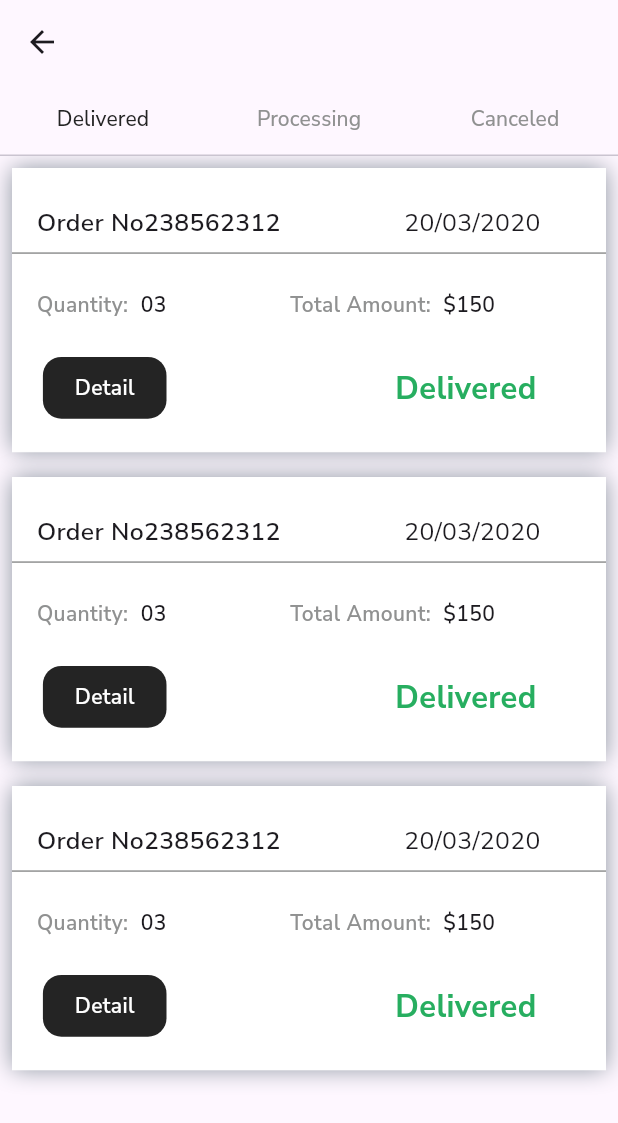
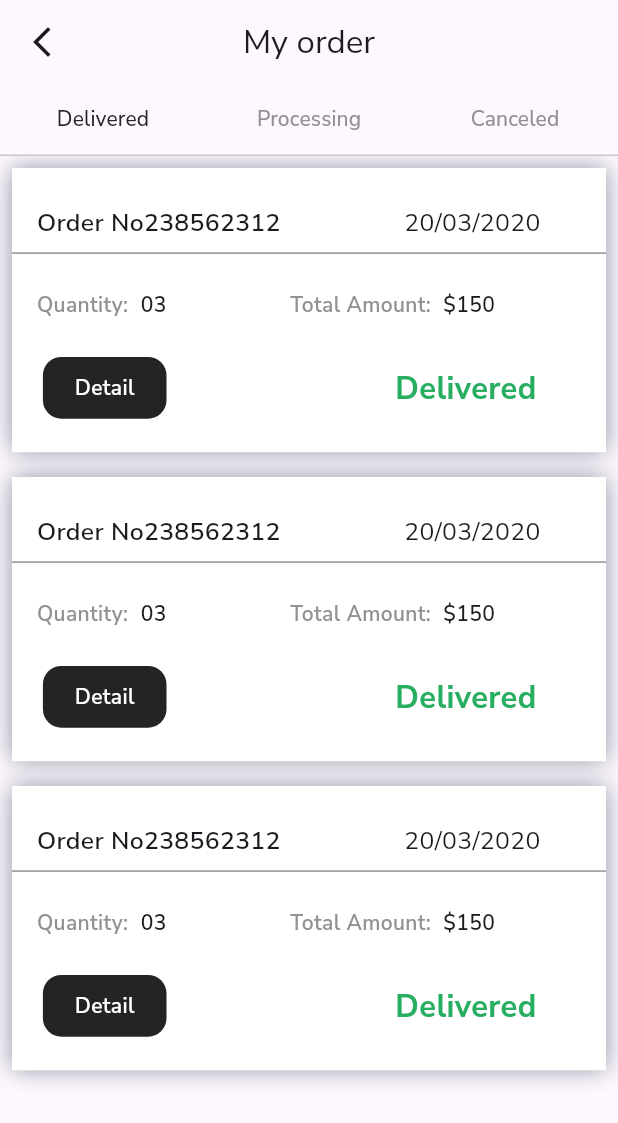
Before and after one commit to shabeer7559/furnigo, a Flutter app: the MyOrders screen opened directly, on a phone screen of 412 x 824 dp. Shown: the top 1123 px of the screen. Run offline on Flutter 3.47's test engine with Material 3 defaults, Android fonts, the phone set to English and light mode, and no system bars; our stand-ins replace flutter_svg, google_fonts; missing offline and left inert: flutter_flip_card, givestarreviews.

Commit message:
cvb cb c

```diff
--- a/lib/features/orders/my_orders.dart
+++ b/lib/features/orders/my_orders.dart
@@ -17,7 +17,11 @@ class _MyOrdersState extends State<MyOrders> {
     return DefaultTabController(
       length: 3,
       child: Scaffold(
-        appBar: AppBar(),
+        appBar: AppBar(
+          centerTitle: true,
+          title: Text("My order"),
+          leading: Icon(Icons.arrow_back_ios_new),
+        ),
          body:  Column(
            children: [
              TabBar(
```
